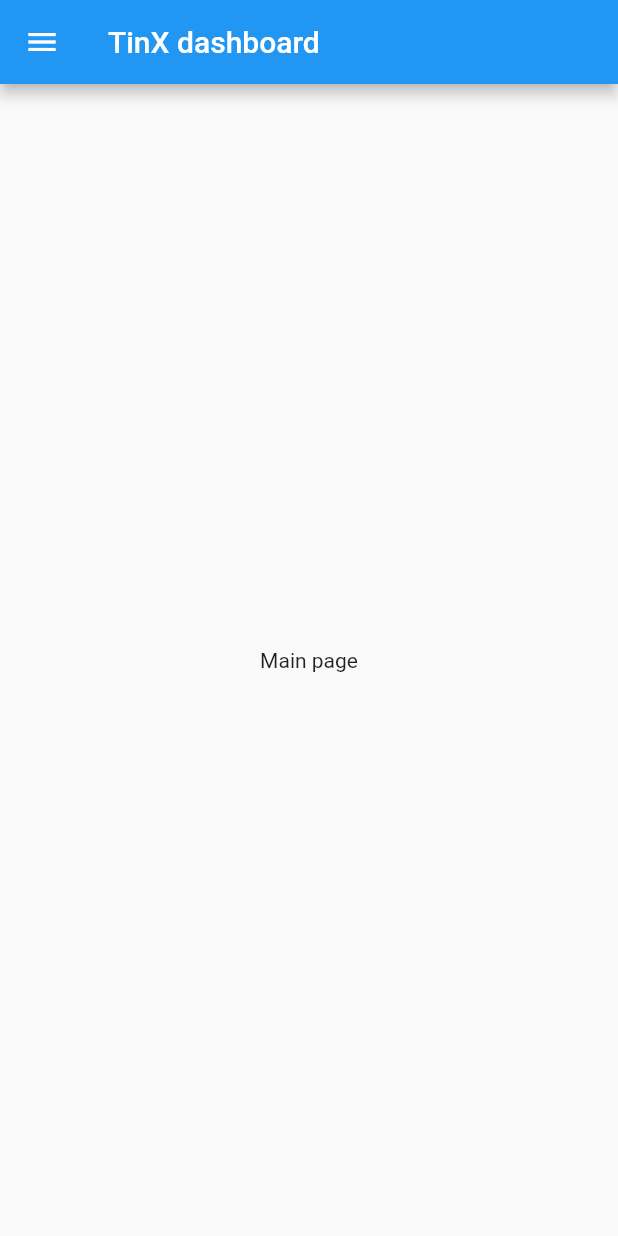
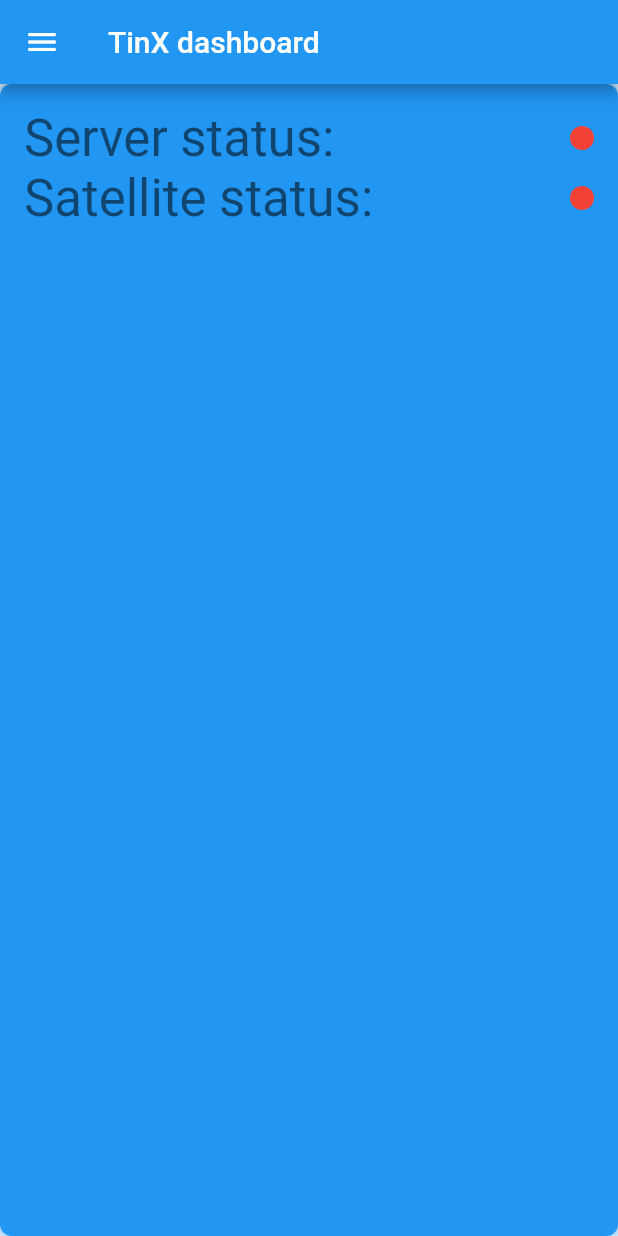
Before and after one commit to TinXsat/Tinx-Frontend, a Flutter app: the screen it shows after launch, on a phone screen of 412 x 824 dp. Run offline on Flutter 3.47's test engine with Material 2 defaults, Android fonts, the phone set to English and light mode, and no system bars.

Commit message:
Add some example Nice Rectangle

```diff
--- a/lib/main.dart
+++ b/lib/main.dart
@@ -10,10 +10,9 @@ class MyApp extends StatelessWidget {
   Widget build(BuildContext context) {
     return MaterialApp(
       title: 'TinX',
-      theme: ThemeData(
-        primarySwatch: Colors.blue,
-        visualDensity: VisualDensity.adaptivePlatformDensity,
-      ),
+      theme: ThemeData.light(),
+      darkTheme: ThemeData.dark(),
+      themeMode: ThemeMode.system,
       home: HomePage(),
     );
   }
--- a/lib/pages/home_page/home_page.dart
+++ b/lib/pages/home_page/home_page.dart
@@ -1,4 +1,5 @@
 import 'package:flutter/material.dart';
+import 'package:flutter/rendering.dart';
 
 class HomePage extends StatefulWidget {
   @override
@@ -6,6 +7,23 @@ class HomePage extends StatefulWidget {
 }
 
 class _HomePageState extends State<HomePage> {
+  Widget NiceRectangle({Widget child, Color color, bool glow = true}) {
+    return Container(
+      padding: EdgeInsets.all(16),
+      decoration: BoxDecoration(
+        color: color,
+        borderRadius: BorderRadius.circular(8),
+        boxShadow: glow ? [BoxShadow(color: color, blurRadius: 8)] : null,
+      ),
+      child: child,
+    );
+  }
+
+  Widget FuckingDot({Color color, double size = 8}) => Container(
+        padding: EdgeInsets.all(size),
+        decoration: BoxDecoration(shape: BoxShape.circle, color: color),
+      );
+
   @override
   Widget build(BuildContext context) {
     final theme = Theme.of(context);
@@ -26,7 +44,30 @@ class _HomePageState extends State<HomePage> {
       ),
       body: Center(
         child: Container(
-          child: Text('Main page'),
+          child: NiceRectangle(
+            color: theme.colorScheme.primary,
+            child: ListView(
+              children: [
+                Row(
+                  mainAxisAlignment: MainAxisAlignment.spaceBetween,
+                  children: [
+                    Text(
+                      'Server status:',
+                      style: theme.textTheme.headline4,
+                    ),
+                    FuckingDot(color: Colors.red),
+                  ],
+                ),
+                Row(
+                  mainAxisAlignment: MainAxisAlignment.spaceBetween,
+                  children: [
+                    Text('Satellite status:', style: theme.textTheme.headline4),
+                    FuckingDot(color: Colors.red),
+                  ],
+                ),
+              ],
+            ),
+          ),
         ),
       ),
     );
```
